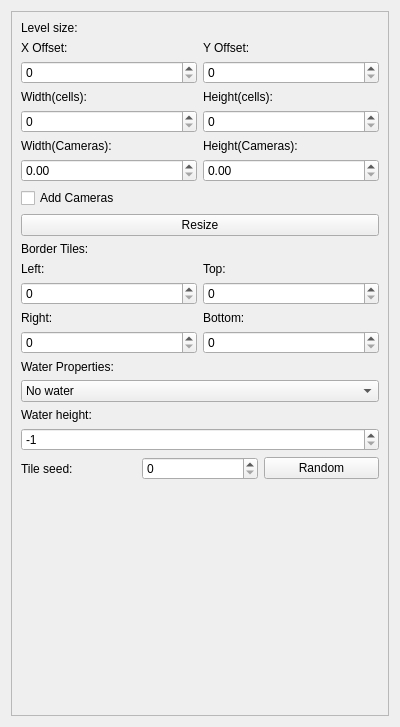
Qt form ui/uifiles/editors/properties.ui (timofey260/RWE-Sharp) before a commit.
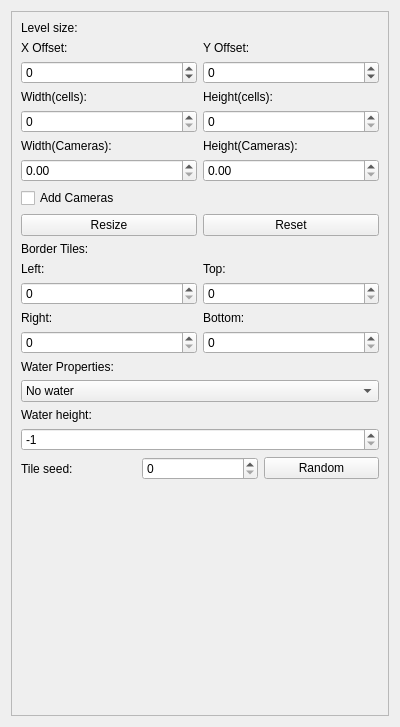
The same form after that commit.

```diff
--- a/ui/uifiles/editors/properties.ui
+++ b/ui/uifiles/editors/properties.ui
@@ -60,6 +60,9 @@
          </item>
          <item row="1" column="0">
           <widget class="QSpinBox" name="XOfs">
+           <property name="minimum">
+            <number>-1000</number>
+           </property>
            <property name="maximum">
             <number>1000</number>
            </property>
@@ -74,6 +77,9 @@
          </item>
          <item row="1" column="1">
           <widget class="QSpinBox" name="YOfs">
+           <property name="minimum">
+            <number>-1000</number>
+           </property>
            <property name="maximum">
             <number>1000</number>
            </property>
@@ -124,11 +130,22 @@
         </widget>
        </item>
        <item>
+        <layout class="QHBoxLayout" name="horizontalLayout_2">
+         <item>
         <widget class="QPushButton" name="Resize">
          <property name="text">
           <string>Resize</string>
          </property>
         </widget>
+         </item>
+         <item>
+          <widget class="QPushButton" name="Reset">
+           <property name="text">
+            <string>Reset</string>
+           </property>
+          </widget>
+         </item>
+        </layout>
        </item>
        <item>
         <widget class="QLabel" name="ToolsPropertiesLabel_11">
```
Lines whose indentation alone changed are shown as unchanged.
